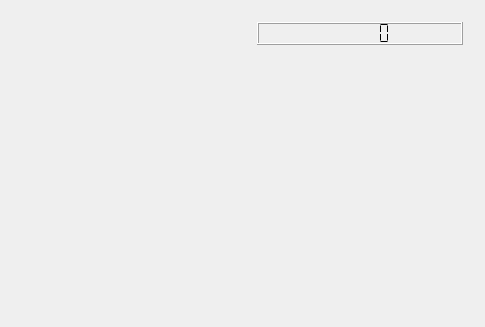
The window that mainwindow.ui (anisart/ressler) describes before a commit, drawn with Qt 5.
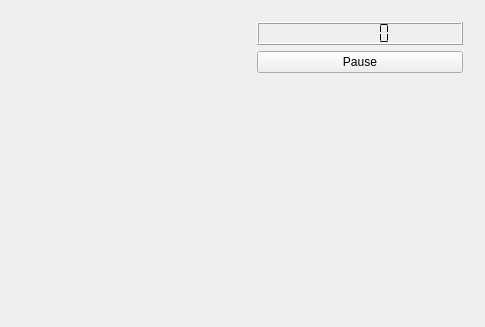
The same window after the commit. Custom widgets are drawn as their Qt base class.

Commit message: random init points; added pause button

```diff
--- a/mainwindow.ui
+++ b/mainwindow.ui
@@ -34,6 +34,16 @@
          </property>
         </widget>
        </item>
+       <item>
+        <widget class="QPushButton" name="pauseBtn">
+         <property name="enabled">
+          <bool>true</bool>
+         </property>
+         <property name="text">
+          <string>Pause</string>
+         </property>
+        </widget>
+       </item>
        <item>
         <spacer name="verticalSpacer">
          <property name="orientation">
```
The commit also changes 2 other files.
